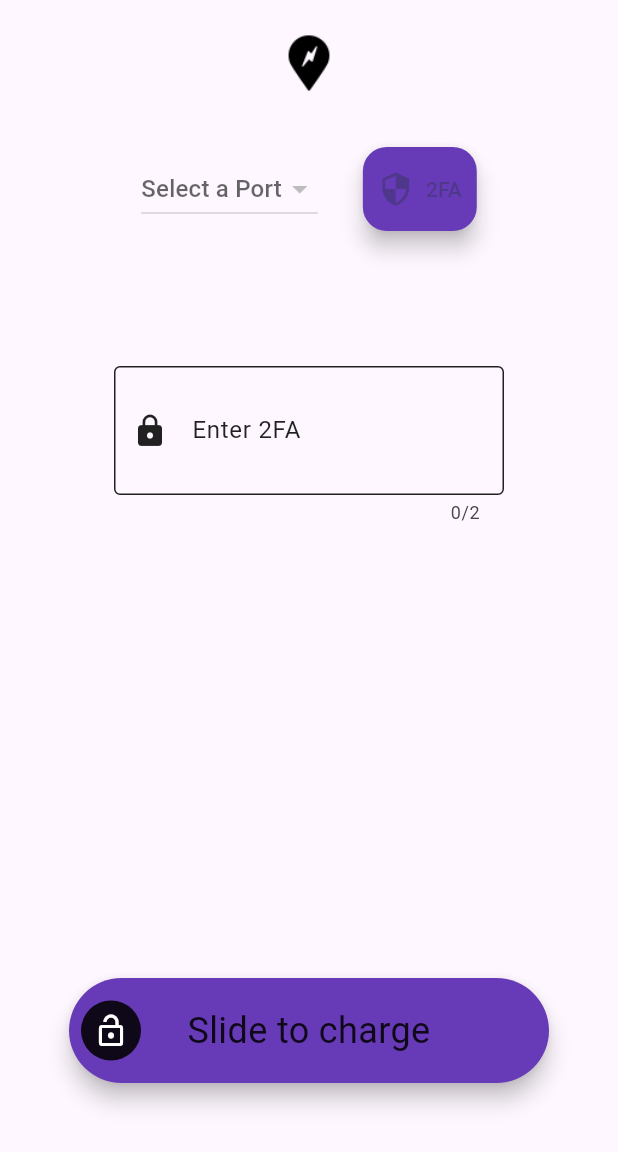
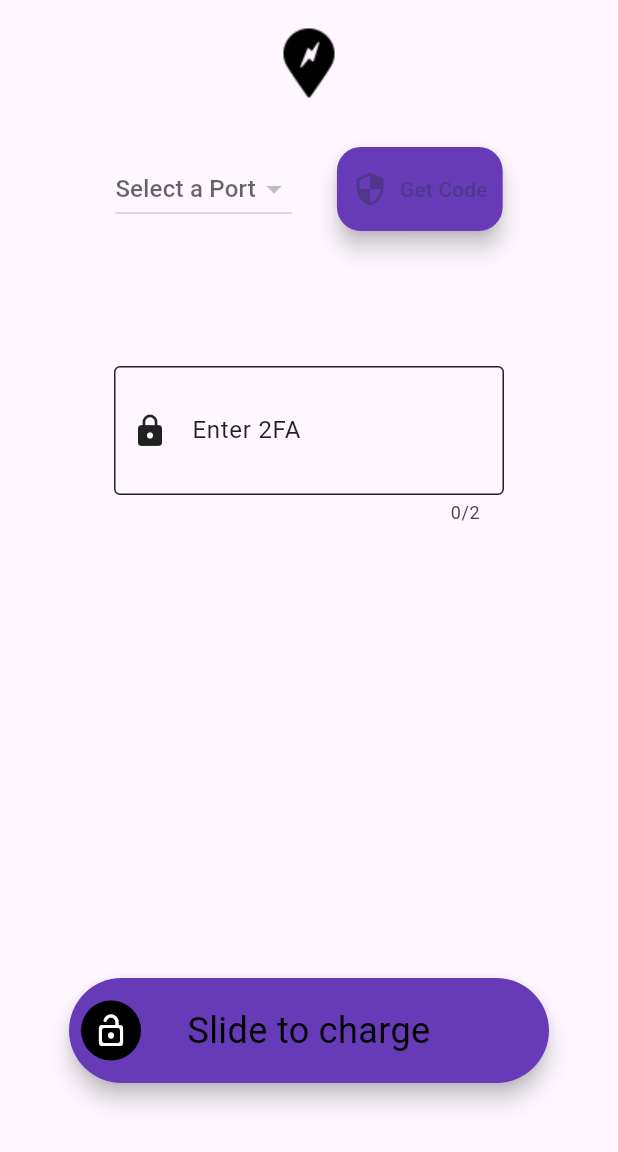
Before and after one commit to montymi/Capstone, a Flutter app: the StationScreen screen opened directly with empty values, on a phone screen of 412 x 824 dp, the part 84-1236 px from its top. Run offline on Flutter 3.47's test engine with Material 3 defaults, Android fonts, the light colour scheme and no system bars; drawn by our look-alikes of slide_to_act; our stand-ins replace bloc, circular_countdown_timer, flutter_bloc, google_maps_flutter, location; missing offline and left inert: mqtt_client; statements that could not run were skipped.

Commit message:
minor ui updates

```diff
--- a/flutter/capstone_m2/lib/pages/list_stations_screen.dart
+++ b/flutter/capstone_m2/lib/pages/list_stations_screen.dart
@@ -30,8 +30,8 @@ class StationsList extends StatelessWidget {
               child: Padding(
                 padding: const EdgeInsets.all(6.0),
                 child: Card(
-                  color: Colors.black87,
-                  shadowColor: Colors.black,
+                  color: Colors.deepPurple,
+                  shadowColor: Colors.black87,
                   elevation: 4,
                   shape: RoundedRectangleBorder(
                     borderRadius: BorderRadius.circular(16.0),
--- a/flutter/capstone_m2/lib/pages/map_screen.dart
+++ b/flutter/capstone_m2/lib/pages/map_screen.dart
@@ -81,7 +81,7 @@ class MapScreenState extends State<MapScreen> {
         coords ??= await location.getLocation();
         _updateMapCameraPosition(LatLng(coords.latitude!, coords.longitude!));
       } catch (e) {
-        print("Error getting user location: $e");
+        debugPrint("Error getting user location: $e");
       }
     }
     setState(() {
@@ -189,7 +189,7 @@ class MapScreenState extends State<MapScreen> {
                   icon: stationMarker,
                   infoWindow: InfoWindow(
                     title: westvillage.name,
-                    snippet: "Click to connect",
+                    snippet: "Max Charge: ${richards.maxCharge} min\nClick to connect",
                     onTap: () {
                       Navigator.push(
                         context,
@@ -206,7 +206,7 @@ class MapScreenState extends State<MapScreen> {
                   icon: stationMarker,
                   infoWindow: InfoWindow(
                     title: curry.name,
-                    snippet: "Click to connect",
+                    snippet: "Max Charge: ${richards.maxCharge} min\nClick to connect",
                     onTap: () {
                       Navigator.push(
                         context,
--- a/flutter/capstone_m2/lib/pages/station_screen.dart
+++ b/flutter/capstone_m2/lib/pages/station_screen.dart
@@ -92,9 +92,9 @@ class StationScreenState extends State<StationScreen> with TickerProviderStateMi
                     mainAxisAlignment: MainAxisAlignment.center,
                     children: [
                       Image.asset(
-                        'assets/station_marker_black.png', // Replace with your actual image path
-                        height: 40, // Adjust the height as needed
-                        width: 40,
+                        'assets/station_marker_black.png',
+                        height: 50,
+                        width: 50,
                       ),
                       Title(
                         color: Colors.black,
@@ -125,7 +125,7 @@ class StationScreenState extends State<StationScreen> with TickerProviderStateMi
                         }
                       },
                       backgroundColor: Colors.deepPurple,
-                      label: const Text("2FA"),
+                      label: const Text("Get Code"),
                       icon: const Icon(Icons.security),
                     ),
                   ],
@@ -152,10 +152,10 @@ class StationScreenState extends State<StationScreen> with TickerProviderStateMi
                       }
                       return Future.value(bool);
                     },
-                    innerColor: Colors.black87,
+                    innerColor: Colors.black,
                     outerColor: Colors.deepPurple,
                     sliderButtonIcon: const Icon(
-                      Icons.lock_open_outlined,
+                      Icons.lock_open_rounded,
                       color: Colors.white,
                     ),
                     text: "Slide to charge",
@@ -186,8 +186,8 @@ class StationScreenState extends State<StationScreen> with TickerProviderStateMi
                     mainAxisAlignment: MainAxisAlignment.center,
                     children: [
                       Image.asset(
-                        'assets/station_marker_black.png', // Replace with your actual image path
-                        height: 50, // Adjust the height as needed
+                        'assets/station_marker_black.png',
+                        height: 50,
                         width: 50,
                       ),
                       Title(
@@ -243,6 +243,7 @@ class StationScreenState extends State<StationScreen> with TickerProviderStateMi
                     }
                   },
                 ),
+                const Spacer(),
                 SizedBox(
                   width: 350,
                   child: cancelled
@@ -259,7 +260,7 @@ class StationScreenState extends State<StationScreen> with TickerProviderStateMi
                       }
                       return Future.value(_controller.getTime());
                     },
-                    innerColor: Colors.black87,
+                    innerColor: Colors.black,
                     outerColor: Colors.deepPurple,
                     sliderButtonIcon: const Icon(
                       Icons.cancel_rounded,
@@ -278,6 +279,7 @@ class StationScreenState extends State<StationScreen> with TickerProviderStateMi
                   ),
                 ),
                 if (chargeTime != null) Text('Total Charging Time: $chargeTime', style: const TextStyle(fontSize: 21.0, fontWeight: FontWeight.bold)),
+                const SizedBox(height: 30),
               ]
             )
           )
```
